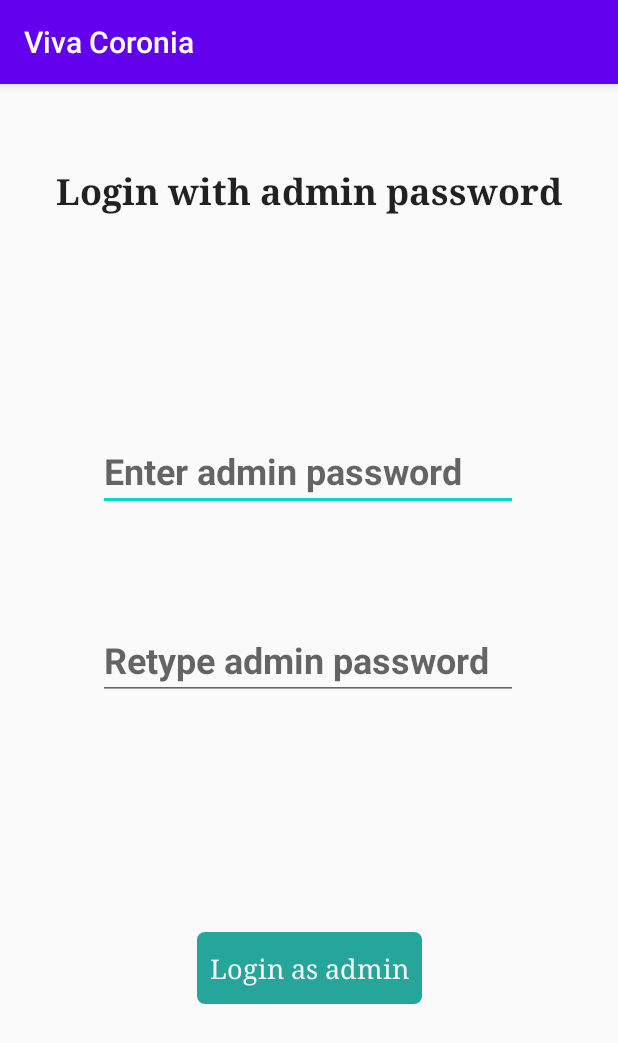
After one commit to ckuessner/vivacoronia-frontend, an Android app: the AdminLogin screen opened directly, with no data from a screen before it, on a phone screen of 412 x 824 dp. The commit adds this screen. Shown: the top 1043 px of the screen. Run offline under Robolectric (Android 15) with nearby library versions, the phone set to English and light mode, and no system bars.

Commit message:
added base functionality for admin logins

```diff
--- a/VivaCoronia/app/src/main/AndroidManifest.xml
+++ b/VivaCoronia/app/src/main/AndroidManifest.xml
@@ -1,6 +1,6 @@
 <?xml version="1.0" encoding="utf-8"?>
 <manifest xmlns:android="http://schemas.android.com/apk/res/android"
-    package="de.tudarmstadt.iptk.foxtrot.vivacoronia" >
+    package="de.tudarmstadt.iptk.foxtrot.vivacoronia">
     <!--
          The ACCESS_COARSE/FINE_LOCATION permissions are not required to use
          Google Maps Android API v2, but you must specify either coarse or fine
@@ -18,17 +18,22 @@
         android:label="@string/app_name"
         android:roundIcon="@mipmap/ic_launcher_round"
         android:supportsRtl="true"
-        android:theme="@style/AppTheme" >
-        <activity android:name=".mainActivity.StartActivity" >
+        android:theme="@style/AppTheme">
+        <activity
+            android:name=".authentication.AdminLogin"
+            android:launchMode="singleInstance">
+        </activity>
+        <activity android:name=".mainActivity.StartActivity">
             <intent-filter>
                 <action android:name="android.intent.action.MAIN" />
+
                 <category android:name="android.intent.category.LAUNCHER" />
             </intent-filter>
         </activity>
         <activity
             android:name=".trading.offers.SubmitOfferActivity"
             android:label="@string/add_offer"
-            android:parentActivityName=".mainActivity.MainActivity" >
+            android:parentActivityName=".mainActivity.MainActivity">
             <meta-data
                 android:name="android.support.PARENT_ACTIVITY"
                 android:value=".mainActivity.MainActivity" />
@@ -56,7 +61,7 @@
 
         <activity
             android:name=".authentication.LoginActivity"
-            android:launchMode="singleInstance" >
+            android:launchMode="singleInstance">
             <intent-filter>
                 <action android:name="loginApplication.intent.action.Launch" />
             </intent-filter>
@@ -76,14 +81,13 @@
             android:enabled="true"
             android:exported="false" />
 
-        <receiver android:name=".bootActions.AlarmBroadcastReceiver" >
+        <receiver android:name=".bootActions.AlarmBroadcastReceiver">
             <intent-filter>
                 <action android:name="android.intent.action.BOOT_COMPLETED" />
             </intent-filter>
         </receiver> <!-- activities here and first has to be main activity -->
-        <activity android:name=".mainActivity.MainActivity" >
-        </activity>
-        <activity android:name=".RegisterActivity" >
+        <activity android:name=".mainActivity.MainActivity"></activity>
+        <activity android:name=".RegisterActivity">
             <intent-filter>
                 <action android:name="registerApplication.intent.action.Launch" />
 
@@ -93,7 +97,7 @@
         <activity
             android:name=".infectionStatus.ScanQrCodeActivity"
             android:label="Scan QR-Code"
-            android:parentActivityName=".mainActivity.MainActivity" >
+            android:parentActivityName=".mainActivity.MainActivity">
             <meta-data
                 android:name="android.support.PARENT_ACTIVITY"
                 android:value=".mainActivity.MainActivity" />
@@ -101,7 +105,7 @@
         <activity
             android:name=".infectionStatus.UpdateInfectionActivity"
             android:label="@string/update_infection_label"
-            android:parentActivityName=".infectionStatus.ScanQrCodeActivity" >
+            android:parentActivityName=".infectionStatus.ScanQrCodeActivity">
             <meta-data
                 android:name="android.support.PARENT_ACTIVITY"
                 android:value=".infectionStatus.ScanQrCodeActivity" />
--- /dev/null
+++ b/VivaCoronia/app/src/main/java/de/tudarmstadt/iptk/foxtrot/vivacoronia/authentication/AdminLogin.kt
@@ -0,0 +1,33 @@
+package de.tudarmstadt.iptk.foxtrot.vivacoronia.authentication
+
+import android.content.Context
+import android.content.Intent
+import androidx.appcompat.app.AppCompatActivity
+import android.os.Bundle
+import android.widget.Button
+import android.widget.TextView
+import de.tudarmstadt.iptk.foxtrot.vivacoronia.R
+import de.tudarmstadt.iptk.foxtrot.vivacoronia.mainActivity.MainActivity
+
+class AdminLogin : AppCompatActivity() {
+    override fun onCreate(savedInstanceState: Bundle?) {
+        super.onCreate(savedInstanceState)
+        setContentView(R.layout.activity_admin_login)
+        setLoginLogic(this)
+    }
+
+    private fun setLoginLogic(ctx: Context){
+        val loginBtn = findViewById<Button>(R.id.adminLogin)
+        val firstPw = findViewById<TextView>(R.id.adminPw)
+        val secondPw = findViewById<TextView>(R.id.adminPwRe)
+
+        loginBtn.setOnClickListener {
+            val canContinue = TextViewUtils.checkMatchingPasswords(firstPw, secondPw)
+            if (canContinue){
+                val pw = firstPw.text.toString()
+                //AuthenticationCommunicator.makeNewJWT(this, pw)
+            }
+        }
+    }
+
+}
--- a/VivaCoronia/app/src/main/java/de/tudarmstadt/iptk/foxtrot/vivacoronia/authentication/AuthenticationCommunicator.kt
+++ b/VivaCoronia/app/src/main/java/de/tudarmstadt/iptk/foxtrot/vivacoronia/authentication/AuthenticationCommunicator.kt
@@ -5,6 +5,7 @@ import android.util.Log
 import android.widget.Toast
 import com.android.volley.Request
 import com.android.volley.Response
+import com.android.volley.VolleyError
 import com.android.volley.toolbox.StringRequest
 import de.tudarmstadt.iptk.foxtrot.vivacoronia.Constants
 import org.json.JSONObject
@@ -74,14 +75,11 @@ object AuthenticationCommunicator : ApiBaseClient(){
 
         // this method creates a new JWT
         // and saves it in the preferences
-        fun makeNewJWT(ctx: Context, password: String?, userID: String? = null){
+        fun makeNewJWT(ctx: Context, password: String?, userID: String){
             val queue = getRequestQueue(ctx)?: return
             val baseUrl = Constants.SERVER_BASE_URL
             var url = ""
-            if (userID != null)
-                url = "$baseUrl/user/$userID/login"
-            else
-                url = "$baseUrl/admin/login"
+            url = "$baseUrl/user/$userID/login"
             val jsonPW = JSONObject()
             jsonPW.put("password", password)
             val responseFuture : RequestFuture<JSONObject> = RequestFuture.newFuture()
--- /dev/null
+++ b/VivaCoronia/app/src/main/res/layout/activity_admin_login.xml
@@ -0,0 +1,66 @@
+<?xml version="1.0" encoding="utf-8"?>
+<androidx.constraintlayout.widget.ConstraintLayout xmlns:android="http://schemas.android.com/apk/res/android"
+    xmlns:app="http://schemas.android.com/apk/res-auto"
+    xmlns:tools="http://schemas.android.com/tools"
+    android:layout_width="match_parent"
+    android:layout_height="match_parent"
+    tools:context="de.tudarmstadt.iptk.foxtrot.vivacoronia.authentication.AdminLogin">
+
+    <TextView
+        android:id="@+id/adminInfo"
+        android:layout_width="wrap_content"
+        android:layout_height="wrap_content"
+        android:text="@string/admin_info"
+        android:textAppearance="@style/TextAppearance.AppCompat.Body1"
+        android:textSize="24sp"
+        android:textStyle="bold"
+        app:layout_constraintBottom_toBottomOf="parent"
+        app:layout_constraintEnd_toEndOf="parent"
+        app:layout_constraintStart_toStartOf="parent"
+        app:layout_constraintTop_toTopOf="parent"
+        app:layout_constraintVertical_bias="0.074" />
+
+    <EditText
+        android:id="@+id/adminPw"
+        android:layout_width="wrap_content"
+        android:layout_height="wrap_content"
+        android:ems="10"
+        android:hint="@string/admin_pw"
+        android:inputType="textPassword"
+        android:textSize="24sp"
+        android:textStyle="bold"
+        app:layout_constraintBottom_toBottomOf="parent"
+        app:layout_constraintEnd_toEndOf="parent"
+        app:layout_constraintHorizontal_bias="0.497"
+        app:layout_constraintStart_toStartOf="parent"
+        app:layout_constraintTop_toBottomOf="@+id/adminInfo"
+        app:layout_constraintVertical_bias="0.229" />
+
+    <EditText
+        android:id="@+id/adminPwRe"
+        android:layout_width="wrap_content"
+        android:layout_height="wrap_content"
+        android:ems="10"
+        android:hint="@string/admin_pwRe"
+        android:inputType="textPassword"
+        android:textSize="24sp"
+        android:textStyle="bold"
+        app:layout_constraintBottom_toBottomOf="parent"
+        app:layout_constraintEnd_toEndOf="parent"
+        app:layout_constraintHorizontal_bias="0.497"
+        app:layout_constraintStart_toStartOf="parent"
+        app:layout_constraintTop_toBottomOf="@+id/adminPw"
+        app:layout_constraintVertical_bias="0.169" />
+
+    <Button
+        android:id="@+id/adminLogin"
+        android:layout_width="150sp"
+        android:layout_height="wrap_content"
+        android:background="@drawable/btn_custom"
+        android:text="@string/admin_button"
+        android:textSize="18sp"
+        app:layout_constraintBottom_toBottomOf="parent"
+        app:layout_constraintEnd_toEndOf="parent"
+        app:layout_constraintStart_toStartOf="parent"
+        app:layout_constraintTop_toBottomOf="@+id/adminPwRe" />
+</androidx.constraintlayout.widget.ConstraintLayout>
--- a/VivaCoronia/app/src/main/res/values/strings.xml
+++ b/VivaCoronia/app/src/main/res/values/strings.xml
@@ -89,4 +89,9 @@
     <string name="login_pw">"Enter your password"</string>
     <string name="login_pwRe">"Reenter your password"</string>
     <string name="authBtn">"Login"</string>
+    <!-- Admin Login -->
+    <string name="admin_info">"Login with admin password"</string>
+    <string name="admin_pw">"Enter admin password"</string>
+    <string name="admin_pwRe">"Retype admin password"</string>
+    <string name="admin_button">"Login as admin"</string>
 </resources>
```
